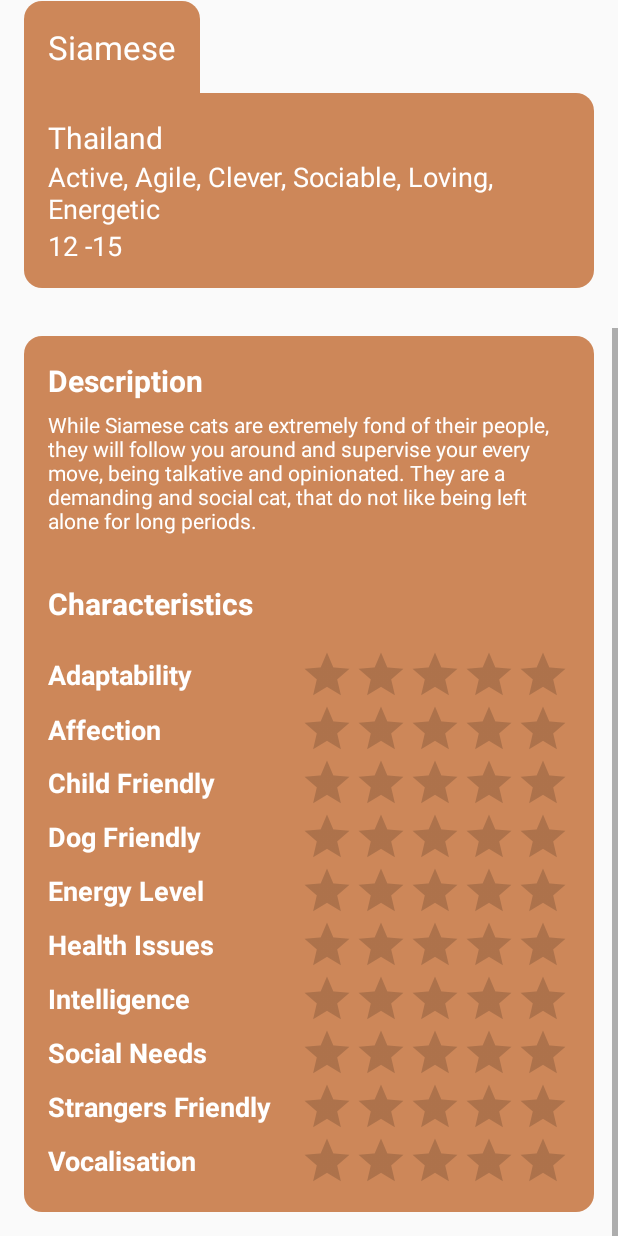
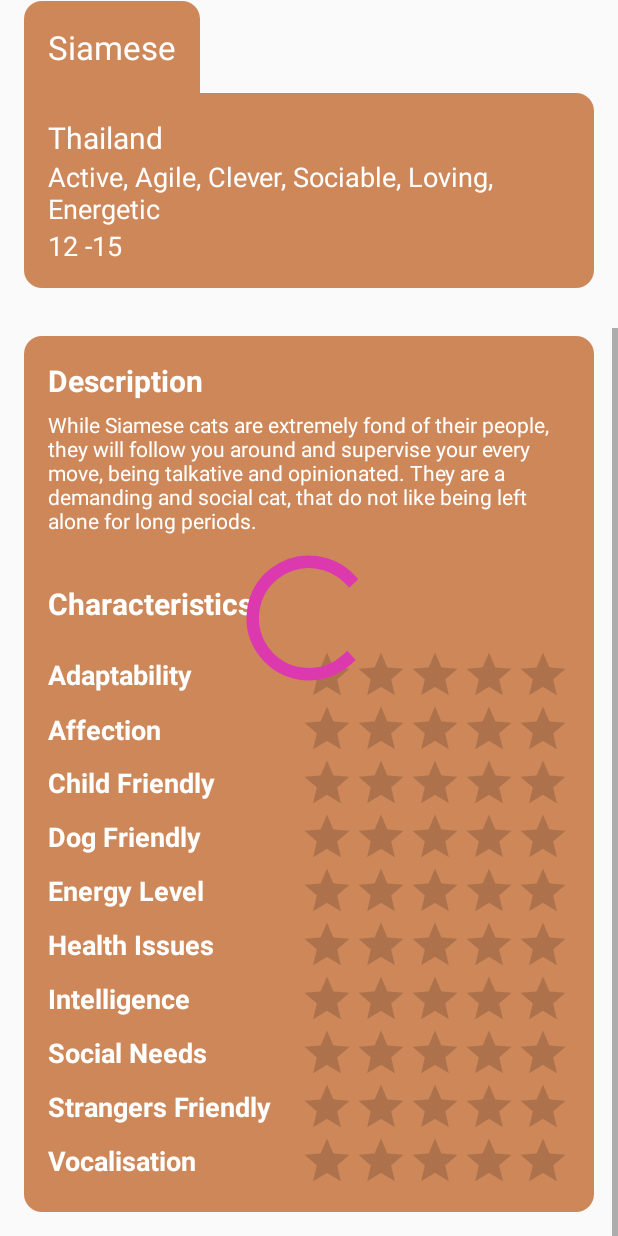
Before and after one commit to CeliaHFerreira/CatPedia-Android, an Android app: the layout activity_breed_detail.xml on its own in the app's theme, with its tools: preview values and no code run, scrolled down 298 dp, on a phone screen of 412 x 824 dp. Run offline under Robolectric (Android 15) with nearby library versions, the phone set to English and light mode, and no system bars; network calls fail.

Commit message:
DEVELOP: Added progressBar

```diff
--- a/app/src/main/java/com/celia/catpedia_android/activities/BreedDetailActivity.kt
+++ b/app/src/main/java/com/celia/catpedia_android/activities/BreedDetailActivity.kt
@@ -21,17 +21,23 @@ import retrofit2.converter.gson.GsonConverterFactory
 
 class BreedDetailActivity : AppCompatActivity() {
 
+    private var shortAnimationDuration: Int = 0
+
     private val args: BreedDetailActivityArgs by navArgs()
     override fun onCreate(savedInstanceState: Bundle?) {
         super.onCreate(savedInstanceState)
         val binding = ActivityBreedDetailBinding.inflate(layoutInflater)
         setContentView(binding.root)
+        binding.scrollView2.visibility = View.GONE
+        shortAnimationDuration = resources.getInteger(android.R.integer.config_shortAnimTime)
         lifecycleScope.launch(Dispatchers.Main) {
 
             val breedDetail = getBreedDetail(args.breedId)
             val breed = breedDetail[0].breeds[0]
             selectImages(breedDetail)
             setDetailBreed(breed)
+            binding.scrollView2.visibility = View.VISIBLE
+            binding.loadingSpinnerDetail.visibility = View.GONE
         }
 
         goBackButton.setOnClickListener {
--- a/app/src/main/res/layout/activity_breed_detail.xml
+++ b/app/src/main/res/layout/activity_breed_detail.xml
@@ -25,21 +25,21 @@
                     android:id="@+id/breed_image_view_pager"
                     android:layout_width="match_parent"
                     android:layout_height="@dimen/item_detail_height"
-                    android:overScrollMode="never"
-                    android:contentDescription="@string/cat_breed" />
+                    android:contentDescription="@string/cat_breed"
+                    android:overScrollMode="never" />
 
                 <ImageButton
                     android:id="@+id/goBackButton"
                     android:layout_width="wrap_content"
                     android:layout_height="wrap_content"
-                    android:padding="@dimen/padding_4"
                     android:layout_marginStart="@dimen/margin_16"
                     android:layout_marginTop="@dimen/margin_16"
                     android:background="@drawable/button_rounded"
+                    android:contentDescription="@string/returnToList"
+                    android:padding="@dimen/padding_4"
                     android:src="@drawable/ic_baseline_arrow_back"
                     app:layout_constraintBottom_toBottomOf="parent"
-                    app:layout_constraintEnd_toEndOf="parent"
-                    android:contentDescription="@string/returnToList" />
+                    app:layout_constraintEnd_toEndOf="parent" />
 
                 <TextView
                     android:id="@+id/detail_breed_title"
@@ -441,4 +441,14 @@
         </LinearLayout>
 
     </ScrollView>
+
+    <ProgressBar
+        android:id="@+id/loadingSpinnerDetail"
+        android:layout_width="@dimen/item_loading"
+        android:layout_height="@dimen/item_loading"
+        android:indeterminateTint="@color/pink_bright"
+        app:layout_constraintBottom_toBottomOf="parent"
+        app:layout_constraintEnd_toEndOf="parent"
+        app:layout_constraintStart_toStartOf="parent"
+        app:layout_constraintTop_toTopOf="parent" />
 </androidx.constraintlayout.widget.ConstraintLayout>
--- a/app/src/main/res/values/dimens.xml
+++ b/app/src/main/res/values/dimens.xml
@@ -21,4 +21,5 @@
     <dimen name="text_18">18sp</dimen>
     <dimen name="text_14">14sp</dimen>
     <dimen name="height_icon_navigation">28dp</dimen>
+    <dimen name="item_loading">100dp</dimen>
 </resources>
```
Also changed, not shown: app/src/main/java/com/celia/catpedia_android/fragments/BreedsFragment.kt (+10 -1 lines), app/src/main/res/layout/fragment_breeds.xml (+10 -0 lines).
